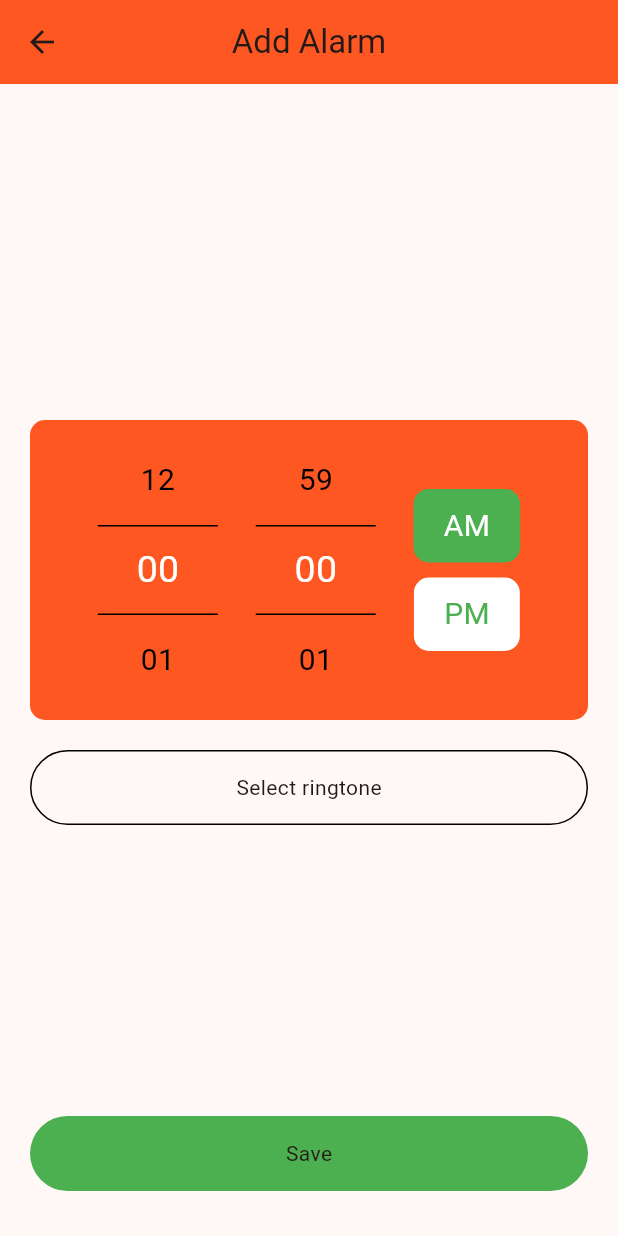
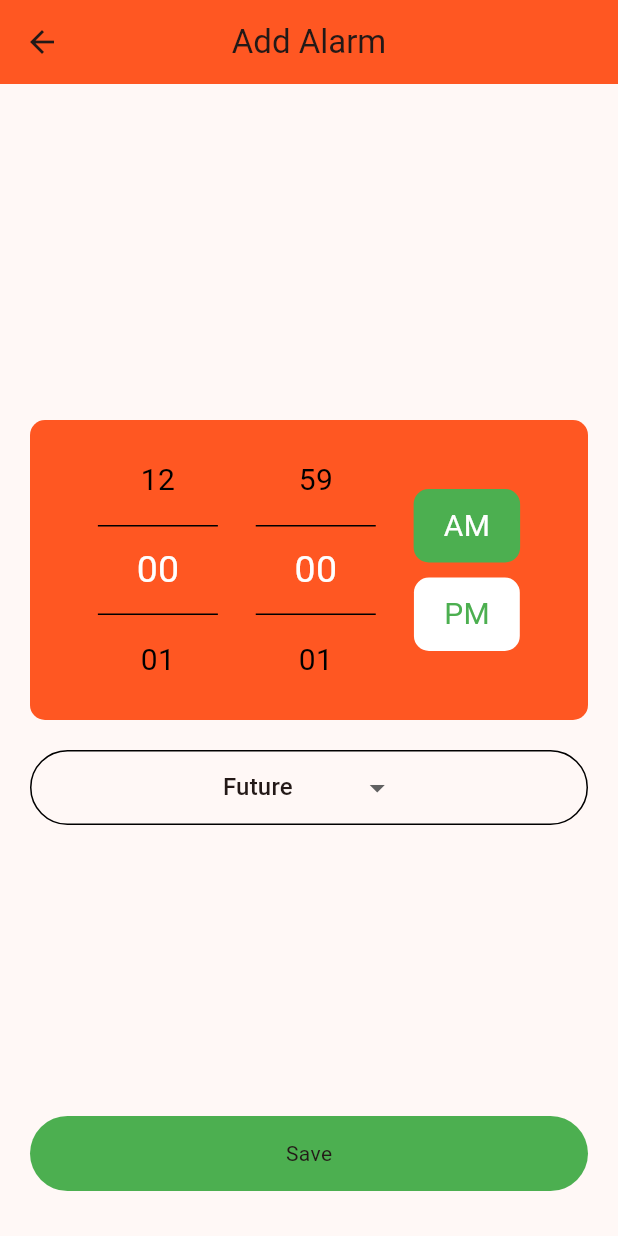
Before and after one commit to muhammadahsankz/Alarm-Clock-App, a Flutter app: the AddAlarmScreen screen opened directly, on a phone screen of 412 x 824 dp. Run offline on Flutter 3.47's test engine with Material 3 defaults, Android fonts, the phone set to English and light mode, and no system bars; drawn by our look-alikes of numberpicker; our stand-ins replace audioplayers.

```diff
--- a/lib/screens/add_alarm_screen.dart
+++ b/lib/screens/add_alarm_screen.dart
@@ -1,6 +1,5 @@
-import 'package:flutter/cupertino.dart';
+import 'package:audioplayers/audioplayers.dart';
 import 'package:flutter/material.dart';
-import 'package:flutter/widgets.dart';
 import 'package:numberpicker/numberpicker.dart';
 
 class AddAlarmScreen extends StatefulWidget {
@@ -11,9 +10,14 @@ class AddAlarmScreen extends StatefulWidget {
 }
 
 class _AddAlarmScreenState extends State<AddAlarmScreen> {
-  var hour = 0;
+  var hours = 0;
   var minutes = 0;
   var timeFormate = 'AM';
+  bool isAlarmOn = true;
+  String dropDownRingtoneValue = 'Future.mp3';
+  final String ringtonePath = 'ringtones/';
+  final audioPlayer = AudioPlayer();
+
   @override
   Widget build(BuildContext context) {
     return Scaffold(
@@ -42,14 +46,14 @@ class _AddAlarmScreenState extends State<AddAlarmScreen> {
                         NumberPicker(
                           minValue: 0,
                           maxValue: 12,
-                          value: hour,
+                          value: hours,
                           zeroPad: true,
                           infiniteLoop: true,
                           itemWidth: 80,
                           itemHeight: 60,
                           onChanged: (value) {
                             setState(() {
-                              hour = value;
+                              hours = value;
                             });
                           },
                           textStyle:
@@ -145,7 +149,10 @@ class _AddAlarmScreenState extends State<AddAlarmScreen> {
                     height: 20,
                   ),
                   InkWell(
-                    onTap: () {},
+                    onTap: () {
+                      // playRingtone();
+                      // stopRingtone();
+                    },
                     child: Container(
                       height: 50,
                       width: double.infinity,
@@ -153,13 +160,50 @@ class _AddAlarmScreenState extends State<AddAlarmScreen> {
                         border: Border.all(),
                         borderRadius: BorderRadius.circular(30),
                       ),
-                      child: Center(child: Text('Select ringtone')),
+                      child: Center(
+                          child: DropdownButtonHideUnderline(
+                              child: DropdownButton<String>(
+                        value: dropDownRingtoneValue,
+                        onChanged: (String? newValue) {
+                          setState(() {
+                            dropDownRingtoneValue = newValue!;
+                            print(dropDownRingtoneValue);
+                          });
+                        },
+                        items: [
+                          DropdownMenuItem<String>(
+                            value: 'Future.mp3',
+                            child: Text('Future'),
+                          ),
+                          DropdownMenuItem<String>(
+                            value: 'Journey.mp3',
+                            child: Text('Journey'),
+                          ),
+                          DropdownMenuItem<String>(
+                            value: 'Spark.mp3',
+                            child: Text('Spark'),
+                          ),
+                          DropdownMenuItem<String>(
+                            value: 'Inspirational.mp3',
+                            child: Text('Inspirational'),
+                          ),
+                        ],
+                      ))),
                     ),
                   ),
                 ],
               ),
             ),
-            Container(
+            InkWell(
+              onTap: () {
+                print(hours);
+                print(minutes);
+                print(timeFormate);
+                print(isAlarmOn);
+                print(ringtonePath + dropDownRingtoneValue);
+                Navigator.pop(context);
+              },
+              child: Container(
                 height: 50,
                 width: double.infinity,
                 decoration: BoxDecoration(
@@ -168,9 +212,19 @@ class _AddAlarmScreenState extends State<AddAlarmScreen> {
                 ),
                 child: Center(child: Text('Save')),
               ),
+            ),
           ],
         ),
       ),
     );
   }
+
+  Future<void> playRingtone() async {
+    String path = ringtonePath + dropDownRingtoneValue;
+    await audioPlayer.play(AssetSource(path));
   }
+
+  Future<void> stopRingtone() async {
+    await audioPlayer.stop();
+  }
+}
--- a/lib/screens/homepage.dart
+++ b/lib/screens/homepage.dart
@@ -1,8 +1,5 @@
 import 'package:alarm_clock_app/screens/add_alarm_screen.dart';
-import 'package:flutter/cupertino.dart';
 import 'package:flutter/material.dart';
-import 'package:flutter/widgets.dart';
-import 'package:flutter_analog_clock/flutter_analog_clock.dart';
 
 class HomePage extends StatefulWidget {
   const HomePage({super.key});
--- a/pubspec.yaml
+++ b/pubspec.yaml
@@ -39,6 +39,7 @@ dependencies:
   numberpicker: ^2.1.2
   sqflite: ^2.3.3
   path_provider: ^2.1.3
+  audioplayers: ^6.0.0
 
 dev_dependencies:
   flutter_test:
@@ -63,8 +64,9 @@ flutter:
   uses-material-design: true
 
   # To add assets to your application, add an assets section, like this:
-  # assets:
-  #   - images/a_dot_burr.jpeg
+  assets:
+    - assets/images/
+    - assets/ringtones/
   #   - images/a_dot_ham.jpeg
 
   # An image asset can refer to one or more resolution-specific "variants", see
```
Also changed, not shown: assets/images/logo.png (renamed from assets/logo.png), pubspec.lock, 9 other files. Lines whose indentation alone changed are shown as unchanged.
